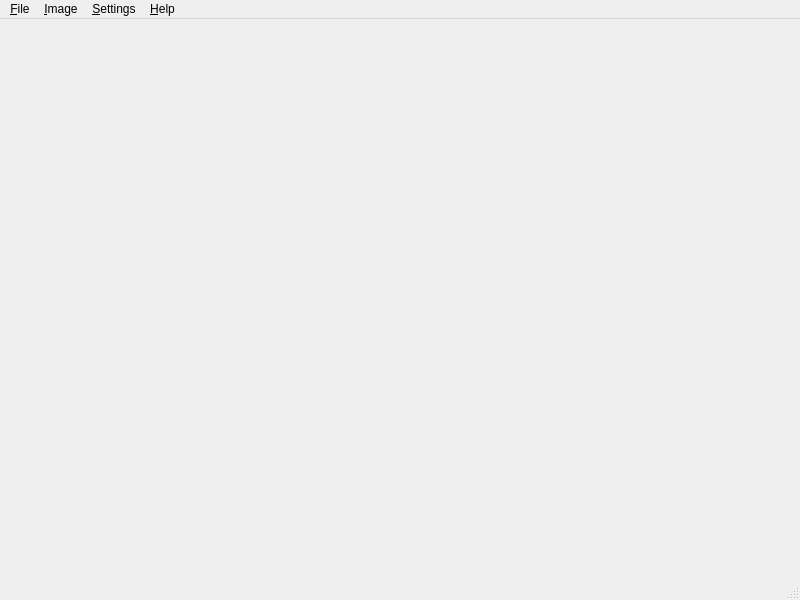
georgjz/kitsune, file src/qtui/kitsuneui.ui: the form before one commit.
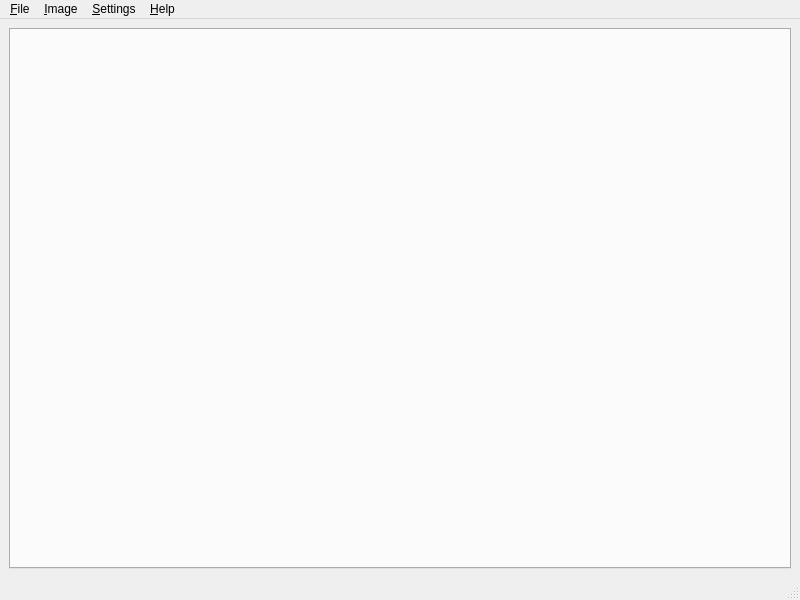
The form after the commit.

Commit message: Tabs layout corrected

```diff
--- a/src/qtui/kitsuneui.ui
+++ b/src/qtui/kitsuneui.ui
@@ -13,7 +13,13 @@
   <property name="windowTitle">
    <string>Kitsune v0.2-preAlpha</string>
   </property>
-  <widget class="QWidget" name="centralwidget"/>
+  <widget class="QWidget" name="centralWidget">
+   <layout class="QVBoxLayout" name="verticalLayout">
+    <item>
+     <widget class="QTabWidget" name="imageTabs"/>
+    </item>
+   </layout>
+  </widget>
   <widget class="QMenuBar" name="menuBar">
    <property name="geometry">
     <rect>
```
Left out of the diff: 8 changed lines with no effect on the pictures. The commit also changes 5 other files.
